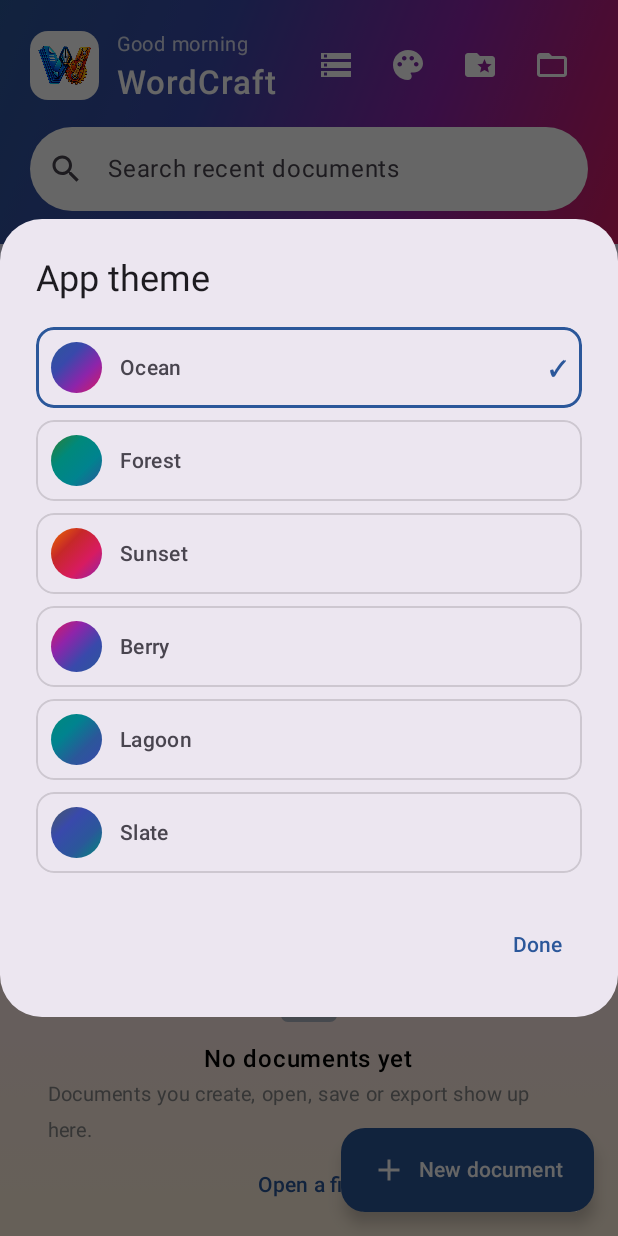
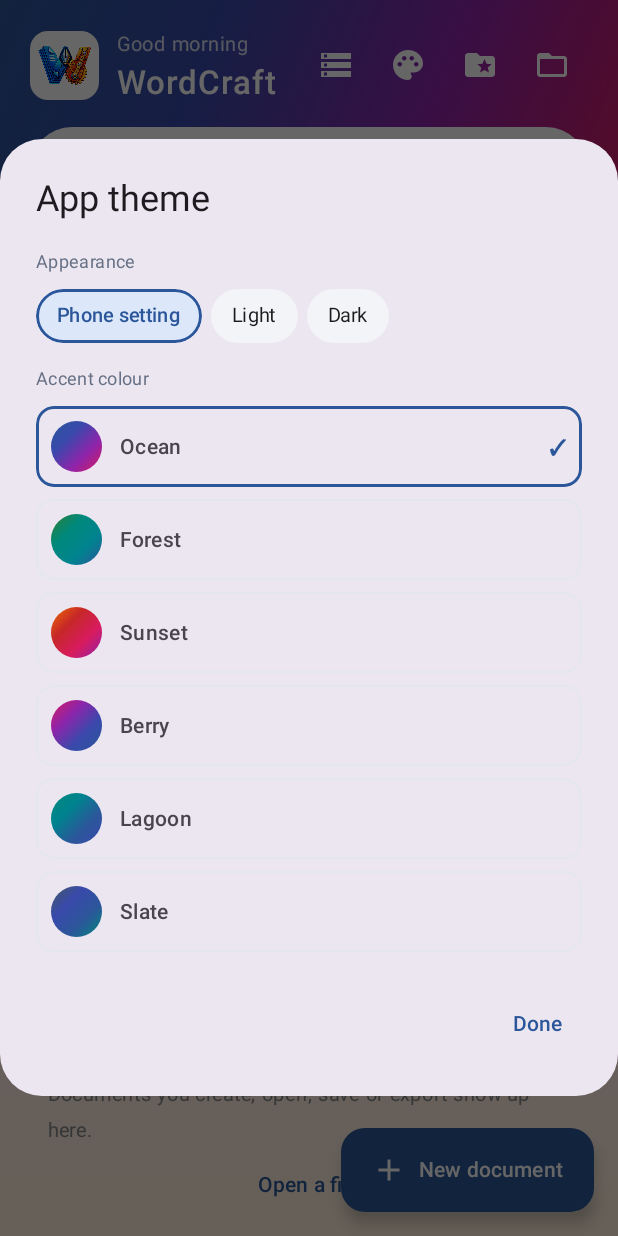
Before and after one commit to Willykez/WordCraft-_android, an Android app built with Jetpack Compose: the screen it shows after launch (MainActivity), after a tap on "App theme", on a phone screen of 412 x 824 dp. Run offline under Robolectric (Android 15) with nearby library versions, the phone set to English and light mode, and no system bars; 1 statement that could not run was skipped.

Commit message:
Update 16 files in android/app/src/main/kotlin/com/willkez/wordcraft

```diff
--- a/android/app/src/main/kotlin/com/willkez/wordcraft/MainActivity.kt
+++ b/android/app/src/main/kotlin/com/willkez/wordcraft/MainActivity.kt
@@ -85,8 +85,12 @@ class MainActivity : ComponentActivity() {
         )
         if (savedInstanceState == null) intent?.data?.let { vm.openDocument(it) }
         AppTheme.index = getSharedPreferences("settings", MODE_PRIVATE).getInt("theme", 0)
+        AppTheme.mode = getSharedPreferences("settings", MODE_PRIVATE).getInt("theme_mode", 0)
         setContent {
-            val dark = isSystemInDarkTheme()
+            // Appearance: the phone's setting, or the user's own choice (File › App theme).
+            val systemDark = isSystemInDarkTheme()
+            val dark = when (AppTheme.mode) { 1 -> false; 2 -> true; else -> systemDark }
+            AppTheme.dark = dark
             val ctx = LocalContext.current
             // One branded palette everywhere (wallpaper colours made dialogs and chips clash with the Word-blue UI).
             val accent = com.willkez.wordcraft.ui.WordBlue
@@ -267,7 +271,8 @@ class MainActivity : ComponentActivity() {
         }
         if (themeDialog) {
             ThemeDialog(
-                selected = AppTheme.index,
+                selected = AppTheme.index, mode = AppTheme.mode,
+                onMode = { AppTheme.mode = it; getSharedPreferences("settings", MODE_PRIVATE).edit().putInt("theme_mode", it).apply() },
                 onPick = { AppTheme.index = it; getSharedPreferences("settings", MODE_PRIVATE).edit().putInt("theme", it).apply() },
                 onDismiss = { themeDialog = false },
             )
--- a/android/app/src/main/kotlin/com/willkez/wordcraft/ui/Bars.kt
+++ b/android/app/src/main/kotlin/com/willkez/wordcraft/ui/Bars.kt
@@ -43,7 +43,7 @@ fun QuickBar(ui: EditorUiState, d: Dispatcher, vm: EditorViewModel, keyboardShow
     fun q(id: String, icon: ImageVector, label: String, active: Boolean = false, enabled: Boolean = ui.isEnabled(id), onClick: () -> Unit = { d.id(id) }) =
         MiniToggle(icon, label, active, enabled, onClick)
 
-    Surface(color = Color.White, shadowElevation = 12.dp, tonalElevation = 2.dp) {
+    Surface(color = SurfaceWhite, shadowElevation = 12.dp, tonalElevation = 2.dp) {
         Row(Modifier.fillMaxWidth().horizontalScroll(rememberScrollState()).padding(horizontal = 6.dp, vertical = 4.dp), verticalAlignment = Alignment.CenterVertically, horizontalArrangement = Arrangement.spacedBy(2.dp)) {
             QuickIcon(if (keyboardShown) Icons.Default.KeyboardHide else Icons.Default.Keyboard, "Keyboard", false, true, onKeyboard)
             if (st?.hasSelection == true) {
@@ -81,7 +81,7 @@ private fun QuickIcon(icon: ImageVector, label: String, active: Boolean, enabled
 @Composable
 fun MiniToolbar(ui: EditorUiState, d: Dispatcher, modifier: Modifier = Modifier) {
     val st = ui.state ?: return
-    Surface(modifier, shape = RoundedCornerShape(10.dp), color = Color.White, shadowElevation = 10.dp, tonalElevation = 2.dp) {
+    Surface(modifier, shape = RoundedCornerShape(10.dp), color = SurfaceWhite, shadowElevation = 10.dp, tonalElevation = 2.dp) {
         Row(Modifier.horizontalScroll(rememberScrollState()).padding(horizontal = 6.dp, vertical = 4.dp), verticalAlignment = Alignment.CenterVertically) {
             Combo(st.font ?: "Calibri", 104, FONTS.map { f -> MenuEntry(f) { d.id("format.font", mapOf("name" to f)) } })
             Spacer(Modifier.width(4.dp))
@@ -103,7 +103,7 @@ fun ProofBar(ui: EditorUiState, vm: EditorViewModel, modifier: Modifier = Modifi
     val issue = ui.issue ?: return
     val suggestions = remember(issue) { issue.optJSONArray("suggestions")?.let { a -> (0 until a.length()).map { a.getString(it) } }.orEmpty() }
     val grammar = issue.optString("kind") == "grammar"
-    Surface(modifier, shape = RoundedCornerShape(10.dp), color = Color.White, shadowElevation = 10.dp, tonalElevation = 2.dp) {
+    Surface(modifier, shape = RoundedCornerShape(10.dp), color = SurfaceWhite, shadowElevation = 10.dp, tonalElevation = 2.dp) {
         Column(Modifier.padding(horizontal = 10.dp, vertical = 6.dp)) {
             Row(verticalAlignment = Alignment.CenterVertically) {
                 Text(
--- a/android/app/src/main/kotlin/com/willkez/wordcraft/ui/Components.kt
+++ b/android/app/src/main/kotlin/com/willkez/wordcraft/ui/Components.kt
@@ -237,7 +237,7 @@ fun Combo(value: String, width: Int, entries: List<MenuEntry>) {
     var open by remember { mutableStateOf(false) }
     Box {
         Row(
-            Modifier.width(width.dp).height(28.dp).background(Color.White).border(1.dp, Color(0xFFBDBDBD), RoundedCornerShape(2.dp))
+            Modifier.width(width.dp).height(28.dp).background(SurfaceWhite).border(1.dp, RibbonLine, RoundedCornerShape(2.dp))
                 .clickable { open = true }.padding(horizontal = 6.dp),
             verticalAlignment = Alignment.CenterVertically,
         ) {
--- a/android/app/src/main/kotlin/com/willkez/wordcraft/ui/Dialogs.kt
+++ b/android/app/src/main/kotlin/com/willkez/wordcraft/ui/Dialogs.kt
@@ -90,7 +90,7 @@ fun ResultDialog(title: String, text: String, onDismiss: () -> Unit) {
 fun Backstage(ui: EditorUiState, vm: EditorViewModel, d: Dispatcher, actions: EditorActions) {
     fun go(block: () -> Unit) { vm.showBackstage(false); block() }
     val autoCap by vm.autoCapitalize.collectAsState()
-    Surface(Modifier.fillMaxSize(), color = Color(0xFFF7F7F7)) {
+    Surface(Modifier.fillMaxSize(), color = RibbonBg) {
         Column(Modifier.statusBarsPadding().navigationBarsPadding()) {
             Row(Modifier.fillMaxWidth().background(WordBlue).height(52.dp), verticalAlignment = Alignment.CenterVertically) {
                 IconButton({ vm.showBackstage(false) }) { Icon(Icons.AutoMirrored.Filled.ArrowBack, "Back", tint = Color.White) }
--- a/android/app/src/main/kotlin/com/willkez/wordcraft/ui/Dispatcher.kt
+++ b/android/app/src/main/kotlin/com/willkez/wordcraft/ui/Dispatcher.kt
@@ -3,6 +3,7 @@ package com.willkez.wordcraft.ui
 import androidx.compose.runtime.compositionLocalOf
 import androidx.compose.runtime.getValue
 import androidx.compose.runtime.mutableIntStateOf
+import androidx.compose.runtime.mutableStateOf
 import androidx.compose.runtime.setValue
 import androidx.compose.ui.graphics.Brush
 import androidx.compose.ui.graphics.Color
@@ -21,17 +22,26 @@ object AppTheme {
         Spec("Slate", Color(0xFF455A64), Color(0xFF263238), listOf(Color(0xFF455A64), Color(0xFF3949AB), Color(0xFF2B579A), Color(0xFF00897B))),
     )
     var index by mutableIntStateOf(0)
+    /** 0 = follow the phone's setting, 1 = light, 2 = dark. */
+    var mode by mutableIntStateOf(0)
+    /** The look in effect right now (what `mode` resolves to). */
+    var dark by mutableStateOf(false)
     val current: Spec get() = specs[index.coerceIn(specs.indices)]
 }
 val WordBlue: Color get() = AppTheme.current.primary
 val WordBlueDark: Color get() = AppTheme.current.dark
 val ThemeGradient: List<Color> get() = AppTheme.current.gradient
-val RibbonBg = Color(0xFFF3F3F3)
+// Neutral chrome that follows the light/dark choice (AppTheme.dark). Getters, so every use is theme-aware.
+val RibbonBg: Color get() = if (AppTheme.dark) Color(0xFF2A2A2E) else Color(0xFFF3F3F3)
 /** The flat ribbon surface, its icon ink and the hairlines between groups: neutral, like the desktop app. */
-val RibbonPanel = Color(0xFFFAFAFA)
-val RibbonInk = Color(0xFF222222)
-val RibbonIcon = Color(0xFF3D3D3D)
-val RibbonLine = Color(0xFFDADADA)
+val RibbonPanel: Color get() = if (AppTheme.dark) Color(0xFF232326) else Color(0xFFFAFAFA)
+val RibbonInk: Color get() = if (AppTheme.dark) Color(0xFFE8E8EC) else Color(0xFF222222)
+val RibbonIcon: Color get() = if (AppTheme.dark) Color(0xFFD2D2D8) else Color(0xFF3D3D3D)
+val RibbonLine: Color get() = if (AppTheme.dark) Color(0xFF424248) else Color(0xFFDADADA)
+/** Fields, tiles and cards that are white in the light theme. */
+val SurfaceWhite: Color get() = if (AppTheme.dark) Color(0xFF2E2E33) else Color.White
+/** Secondary text (labels, hints) on those surfaces. */
+val TextMuted: Color get() = if (AppTheme.dark) Color(0xFFA6A9B3) else Color(0xFF555555)
 val ContextAccent = Color(0xFFC55A11)
 
 // ---- Rich palette: every tab, group, screen and file type gets its own colour ------------------
@@ -63,14 +73,21 @@ fun tabColor(tab: String): Color = when (tab) {
 }
 
 /** A pale wash of `c` (0 = white, 1 = full colour), for backgrounds that should still read as that colour. */
-fun tint(c: Color, amount: Float = 0.12f): Color = lerp(Color.White, c, amount)
+fun tint(c: Color, amount: Float = 0.12f): Color = lerp(if (AppTheme.dark) Color(0xFF1F1F23) else Color.White, c, amount)
 
 /** The accent of the ribbon tab being drawn; group titles, dividers and toggles pick it up. */
 val LocalAccent = compositionLocalOf { WordBlue }
 
 /** Workspace behind the pages: a soft multi-colour wash instead of flat grey. */
-val WorkspaceBrush: Brush = Brush.linearGradient(
-    listOf(Color(0xFFBBD7FF), Color(0xFFD9C8FF), Color(0xFFFFC9E0), Color(0xFFFFE0B8)),
+val WorkspaceBrush: Brush get() = Brush.linearGradient(
+    if (AppTheme.dark) listOf(Color(0xFF1C2433), Color(0xFF261F36), Color(0xFF331F2B), Color(0xFF332A1E))
+    else listOf(Color(0xFFBBD7FF), Color(0xFFD9C8FF), Color(0xFFFFC9E0), Color(0xFFFFE0B8)),
+)
+
+/** Background wash of the home and explorer screens. */
+val PageWash: Brush get() = Brush.verticalGradient(
+    if (AppTheme.dark) listOf(Color(0xFF16181F), Color(0xFF1B1824), Color(0xFF21171E), Color(0xFF211C16))
+    else listOf(Color(0xFFE3EEFF), Color(0xFFF0E6FF), Color(0xFFFFE8F1), Color(0xFFFFF1DC)),
 )
 
 /** Colour and short label for a document type (home screen, recent list, explorer). */
--- a/android/app/src/main/kotlin/com/willkez/wordcraft/ui/DrawUi.kt
+++ b/android/app/src/main/kotlin/com/willkez/wordcraft/ui/DrawUi.kt
@@ -111,7 +111,7 @@ fun DrawBar(ui: EditorUiState, vm: EditorViewModel, modifier: Modifier = Modifie
 private fun PenTile(label: String, color: Color, widthPt: Float, selected: Boolean, translucent: Boolean, onClick: () -> Unit) {
     Column(
         Modifier.width(62.dp).padding(horizontal = 2.dp).clip(RoundedCornerShape(8.dp))
-            .background(if (selected) Color(0xFFDCE8FA) else Color.White)
+            .background(if (selected) tint(WordBlue, 0.16f) else SurfaceWhite)
             .border(if (selected) 2.dp else 1.dp, if (selected) WordBlue else Color(0xFFD5D5D5), RoundedCornerShape(8.dp))
             .clickable(onClick = onClick).padding(vertical = 6.dp),
         horizontalAlignment = Alignment.CenterHorizontally,
--- a/android/app/src/main/kotlin/com/willkez/wordcraft/ui/FormSheets.kt
+++ b/android/app/src/main/kotlin/com/willkez/wordcraft/ui/FormSheets.kt
@@ -253,7 +253,7 @@ private fun TocPreview(title: String, levels: Int, pageNumbers: Boolean, rightAl
         else -> ""
     }
     val shape = RoundedCornerShape(10.dp)
-    Column(Modifier.fillMaxWidth().clip(shape).background(Color(0xFFFAFAFA)).border(1.dp, SheetLine, shape).padding(12.dp)) {
+    Column(Modifier.fillMaxWidth().clip(shape).background(RibbonPanel).border(1.dp, SheetLine, shape).padding(12.dp)) {
         if (title.isNotBlank()) Text(title, fontSize = 15.sp, fontWeight = FontWeight.SemiBold, color = Color(0xFF0F4761), maxLines = 1)
         sample.filter { it.first <= levels }.forEachIndexed { i, (level, name) ->
             Row(Modifier.fillMaxWidth().padding(start = ((level - 1) * 14).dp, top = 5.dp), verticalAlignment = Alignment.CenterVertically) {
--- a/android/app/src/main/kotlin/com/willkez/wordcraft/ui/HomeScreen.kt
+++ b/android/app/src/main/kotlin/com/willkez/wordcraft/ui/HomeScreen.kt
@@ -35,7 +35,6 @@ import com.willkez.wordcraft.data.RecentDoc
 import com.willkez.wordcraft.data.Recovery
 import java.util.Calendar
 
-private val PageWash = Brush.verticalGradient(listOf(Color(0xFFE3EEFF), Color(0xFFF0E6FF), Color(0xFFFFE8F1), Color(0xFFFFF1DC)))
 private fun templateColor(key: String): Color = when (key) {
     "blank" -> PaletteBlue; "letter" -> PaletteTeal; "resume" -> PalettePurple; "report" -> PaletteOrange; "sample" -> PalettePink
     else -> WordBlue
@@ -163,7 +162,7 @@ fun HomeScreen(
                 item {
                     Card(
                         Modifier.fillMaxWidth().padding(horizontal = 16.dp).padding(top = 16.dp),
-                        colors = CardDefaults.cardColors(containerColor = Color(0xFFFFF4E0)), shape = RoundedCornerShape(12.dp),
+                        colors = CardDefaults.cardColors(containerColor = tint(PaletteAmber, 0.18f)), shape = RoundedCornerShape(12.dp),
                     ) {
                         Column(Modifier.padding(14.dp)) {
                             Text("Recover unsaved work", fontWeight = FontWeight.SemiBold)
--- a/android/app/src/main/kotlin/com/willkez/wordcraft/ui/Ribbon.kt
+++ b/android/app/src/main/kotlin/com/willkez/wordcraft/ui/Ribbon.kt
@@ -233,7 +233,7 @@ private fun HomeGroups(ui: EditorUiState, d: Dispatcher) {
     // ---- Styles gallery: Word-style tiles
     GroupBox("Styles") {
         Row(
-            Modifier.widthIn(max = 300.dp).background(Color.White).border(1.dp, Color(0xFFC9C9C9), RoundedCornerShape(2.dp)).horizontalScroll(rememberScrollState()),
+            Modifier.widthIn(max = 300.dp).background(SurfaceWhite).border(1.dp, RibbonLine, RoundedCornerShape(2.dp)).horizontalScroll(rememberScrollState()),
         ) {
             styleTiles(ui.styles).forEach { spec ->
                 StyleTile(spec, styleMatches(st?.styleName, spec)) { d.id("para.style", mapOf("style" to spec.id)) }
--- a/android/app/src/main/kotlin/com/willkez/wordcraft/ui/SettingsDialogs.kt
+++ b/android/app/src/main/kotlin/com/willkez/wordcraft/ui/SettingsDialogs.kt
@@ -4,7 +4,9 @@ import androidx.compose.foundation.background
 import androidx.compose.foundation.border
 import androidx.compose.foundation.clickable
 import androidx.compose.foundation.layout.*
+import androidx.compose.foundation.rememberScrollState
 import androidx.compose.foundation.shape.CircleShape
+import androidx.compose.foundation.verticalScroll
 import androidx.compose.foundation.shape.RoundedCornerShape
 import androidx.compose.material3.*
 import androidx.compose.runtime.Composable
@@ -49,16 +51,21 @@ fun SaveFolderDialog(folder: String?, askEveryTime: Boolean, onChoose: () -> Uni
 
 /** The app's accent theme (title bar, buttons, headers). Document colours are chosen separately in the ribbon. */
 @Composable
-fun ThemeDialog(selected: Int, onPick: (Int) -> Unit, onDismiss: () -> Unit) {
+fun ThemeDialog(selected: Int, mode: Int, onPick: (Int) -> Unit, onMode: (Int) -> Unit, onDismiss: () -> Unit) {
     AlertDialog(
         onDismissRequest = onDismiss,
         title = { Text("App theme") },
         text = {
-            Column(verticalArrangement = Arrangement.spacedBy(8.dp)) {
+            Column(Modifier.verticalScroll(rememberScrollState()), verticalArrangement = Arrangement.spacedBy(8.dp)) {
+                Text("Appearance", fontSize = 12.sp, color = SheetMuted)
+                Row(horizontalArrangement = Arrangement.spacedBy(6.dp)) {
+                    listOf("Phone setting", "Light", "Dark").forEachIndexed { i, n -> Pill(n, mode == i) { onMode(i) } }
+                }
+                Text("Accent colour", fontSize = 12.sp, color = SheetMuted, modifier = Modifier.padding(top = 6.dp))
                 AppTheme.specs.forEachIndexed { i, spec ->
                     Row(
                         Modifier.fillMaxWidth().clip(RoundedCornerShape(12.dp))
-                            .border(if (i == selected) 2.dp else 1.dp, if (i == selected) spec.primary else Color(0x22000000), RoundedCornerShape(12.dp))
+                            .border(if (i == selected) 2.dp else 1.dp, if (i == selected) spec.primary else SheetLine, RoundedCornerShape(12.dp))
                             .clickable { onPick(i) }.padding(10.dp),
                         verticalAlignment = Alignment.CenterVertically,
                     ) {
--- a/android/app/src/main/kotlin/com/willkez/wordcraft/ui/SheetKit.kt
+++ b/android/app/src/main/kotlin/com/willkez/wordcraft/ui/SheetKit.kt
@@ -53,9 +53,9 @@ import androidx.compose.ui.unit.sp
 // kept separate so neither file has to match the other's conventions.
 // ---------------------------------------------------------------------------------------------
 
-internal val SheetLine = Color(0xFFE4E7EC)
-internal val SheetMuted = Color(0xFF667085)
-internal val SheetInk = Color(0xFF1B1B1B)
+internal val SheetLine: Color get() = if (AppTheme.dark) Color(0xFF3C3C42) else Color(0xFFE4E7EC)
+internal val SheetMuted: Color get() = if (AppTheme.dark) Color(0xFFA6A9B3) else Color(0xFF667085)
+internal val SheetInk: Color get() = if (AppTheme.dark) Color(0xFFEDEDF1) else Color(0xFF1B1B1B)
 internal val PanelBg = Color(0xFFFFFFFF)
 internal val PillOn = Color(0xFFDCE8FA)
 internal val PillIdle = Color(0xFFF2F4F7)
--- a/android/app/src/main/kotlin/com/willkez/wordcraft/ui/StyleGallery.kt
+++ b/android/app/src/main/kotlin/com/willkez/wordcraft/ui/StyleGallery.kt
@@ -49,7 +49,7 @@ fun styleMatches(current: String?, spec: StyleSpec): Boolean {
 fun StyleTile(spec: StyleSpec, selected: Boolean, width: Int = 86, onClick: () -> Unit) {
     // Flat tile inside the gallery strip: no card of its own; the current style gets a thin accent outline.
     Column(
-        Modifier.width(width.dp).background(Color.White)
+        Modifier.width(width.dp).background(SurfaceWhite)
             .then(if (selected) Modifier.border(1.5.dp, WordBlue, RoundedCornerShape(2.dp)) else Modifier)
             .clickable(onClick = onClick),
     ) {
@@ -61,9 +61,9 @@ fun StyleTile(spec: StyleSpec, selected: Boolean, width: Int = 86, onClick: () -
             )
         }
         Text(
-            spec.label, Modifier.fillMaxWidth().background(if (selected) Color(0xFFE3ECFA) else Color.White).padding(vertical = 4.dp),
+            spec.label, Modifier.fillMaxWidth().background(if (selected) tint(WordBlue, 0.16f) else SurfaceWhite).padding(vertical = 4.dp),
             fontSize = 10.sp, maxLines = 1, overflow = TextOverflow.Ellipsis, textAlign = androidx.compose.ui.text.style.TextAlign.Center,
-            color = if (selected) WordBlue else Color(0xFF555555),
+            color = if (selected) WordBlue else TextMuted,
         )
     }
 }
--- a/android/app/src/main/kotlin/com/willkez/wordcraft/ui/ToolPanels.kt
+++ b/android/app/src/main/kotlin/com/willkez/wordcraft/ui/ToolPanels.kt
@@ -40,8 +40,8 @@ import com.willkez.wordcraft.bridge.SearchHit
 // Shared pieces
 // ---------------------------------------------------------------------------------------------
 
-private val PILL_ON = Color(0xFFDCE8FA)
-private val PILL_OFF = Color(0xFFF2F4F7)
+private val PILL_ON: Color get() = if (AppTheme.dark) Color(0xFF33425F) else Color(0xFFDCE8FA)
+private val PILL_OFF: Color get() = if (AppTheme.dark) Color(0xFF38383E) else Color(0xFFF2F4F7)
 
 @Composable
 fun Pill(label: String, selected: Boolean, onClick: () -> Unit) {
@@ -49,7 +49,7 @@ fun Pill(label: String, selected: Boolean, onClick: () -> Unit) {
         Modifier.clip(RoundedCornerShape(50)).background(if (selected) PILL_ON else PILL_OFF)
             .border(if (selected) 1.5.dp else 0.dp, if (selected) WordBlue else Color.Transparent, RoundedCornerShape(50))
             .clickable(onClick = onClick).padding(horizontal = 14.dp, vertical = 8.dp),
-    ) { Text(label, fontSize = 13.sp, color = if (selected) WordBlue else Color(0xFF344054), fontWeight = if (selected) FontWeight.Medium else FontWeight.Normal) }
+    ) { Text(label, fontSize = 13.sp, color = if (selected) (if (AppTheme.dark) Color(0xFF9DBBFF) else WordBlue) else SheetInk, fontWeight = if (selected) FontWeight.Medium else FontWeight.Normal) }
 }
 
 @OptIn(ExperimentalLayoutApi::class)
```
Also changed, not shown: android/app/src/main/kotlin/com/willkez/wordcraft/editor/EditorViewModel.kt (+17 -2 lines), android/app/src/main/kotlin/com/willkez/wordcraft/editor/ObjectHandles.kt (+14 -0 lines), android/app/src/main/kotlin/com/willkez/wordcraft/ui/ExplorerScreen.kt (+4 -4 lines).
